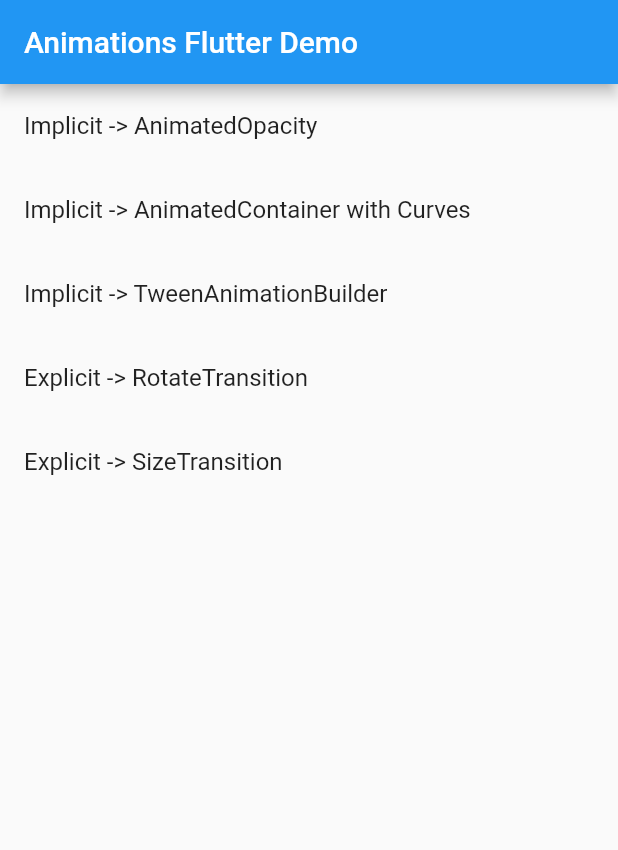
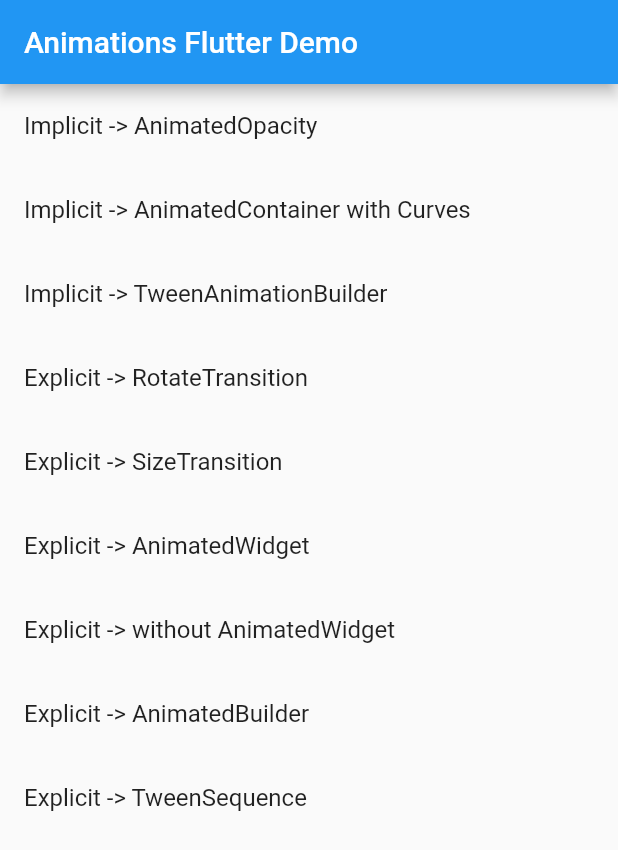
Before and after one commit to SalihCanBinboga/flutter_festival_demo, a Flutter app: the screen it shows after launch, on a phone screen of 412 x 824 dp. Shown: the top 850 px of the screen. Run offline on Flutter 3.47's test engine with Material 2 defaults, Android fonts, the phone set to English and light mode, and no system bars.

Commit message:
Add demo screen's to main list

```diff
--- a/lib/screens/animations_list_screen.dart
+++ b/lib/screens/animations_list_screen.dart
@@ -1,9 +1,13 @@
 import 'package:flutter/material.dart';
+import 'package:flutter_festival_animations/screens/explicit_screens/tween_sequence_demo_screen.dart';
 
+import 'explicit_screens/animated_builder_demo_screen.dart';
+import 'explicit_screens/without_animated_widget_screen.dart';
+import 'explicit_screens/animated_widget_demo_screen.dart';
+import 'explicit_screens/rotate_transition_screen.dart';
 import 'implicit_screens/animated_container_with_curves_screen.dart';
 import 'implicit_screens/animated_opacity_screen.dart';
-import 'implicit_screens/rotate_transition_screen.dart';
-import 'implicit_screens/scale_transition_screen.dart';
+import 'explicit_screens/scale_transition_screen.dart';
 import 'implicit_screens/tween_animation_builder_screen.dart';
 
 class AnimationsListScreen extends StatelessWidget {
@@ -44,6 +48,30 @@ class AnimationsListScreen extends StatelessWidget {
                 Navigator.push(context, MaterialPageRoute(builder: (ctx) => ScaleTransitionScreen()));
               },
             ),
+            ListTile(
+              title: Text('Explicit -> AnimatedWidget'),
+              onTap: () {
+                Navigator.push(context, MaterialPageRoute(builder: (ctx) => AnimatedWidgetDemoScreen()));
+              },
+            ),
+            ListTile(
+              title: Text('Explicit -> without AnimatedWidget'),
+              onTap: () {
+                Navigator.push(context, MaterialPageRoute(builder: (ctx) => WithoutAnimatedWidgetScreen()));
+              },
+            ),
+            ListTile(
+              title: Text('Explicit -> AnimatedBuilder'),
+              onTap: () {
+                Navigator.push(context, MaterialPageRoute(builder: (ctx) => AnimatedBuilderDemoScreen()));
+              },
+            ),
+            ListTile(
+              title: Text('Explicit -> TweenSequence'),
+              onTap: () {
+                Navigator.push(context, MaterialPageRoute(builder: (ctx) => TweenSequenceDemoScreen()));
+              },
+            ),
           ],
         ),
       ),
```
